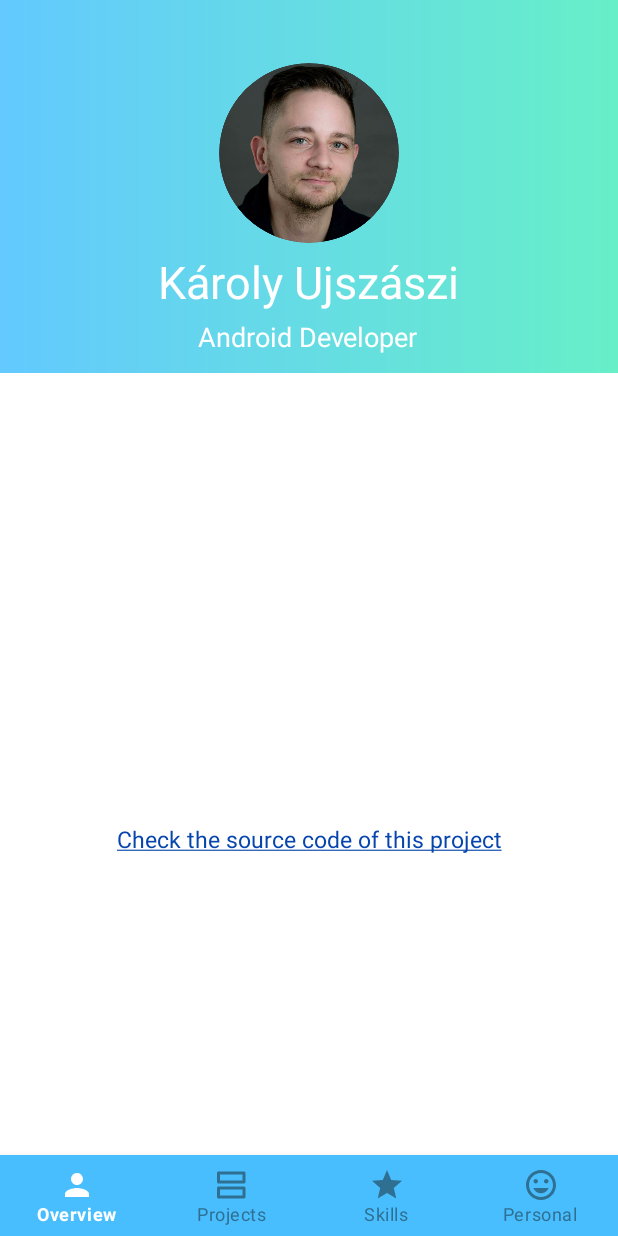
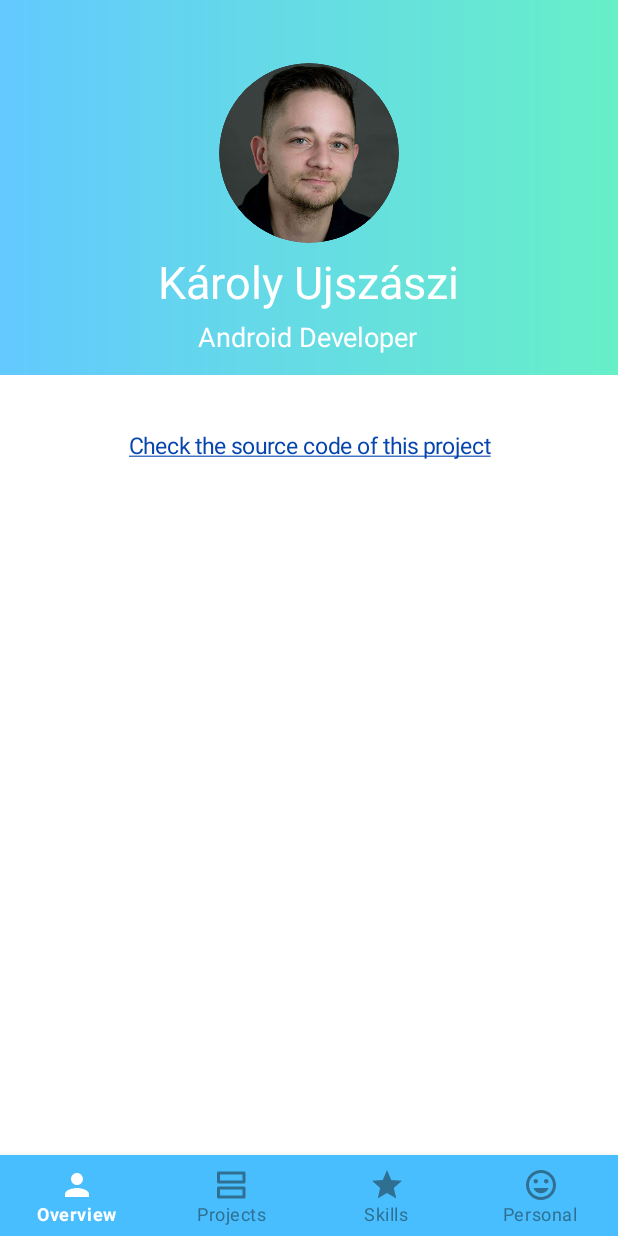
Before and after one commit to ujszaszik/resume-app, an Android app built with Jetpack Compose: the OverviewFragment screen opened directly, with no data from a screen before it, on a phone screen of 412 x 824 dp. Run offline under Robolectric (Android 15) with nearby library versions, the phone set to English and light mode, and no system bars; our stand-ins replace CircleImageView, Dagger/Hilt's generated code, Firebase (no records; nobody signed in at launch, a user with empty details on screens opened directly), RxJava, data binding and 2 more; Roboto replaces fonts that are not available here.

Commit message:
Overview Fragment in Jetpack Compose

```diff
--- a/app/src/main/java/hu/ujszaszik/resumeapp/resume/overview/OverviewBindingAdapters.kt
+++ /dev/null
@@ -1,24 +0,0 @@
-package hu.ujszaszik.resumeapp.resume.overview
-
-import android.view.View
-import android.widget.TextView
-import androidx.databinding.BindingAdapter
-import com.airbnb.lottie.LottieAnimationView
-
-@BindingAdapter("app:isAnimationVisible")
-fun LottieAnimationView.isVisible(value: Boolean?) {
-    setVisibleState(this, value)
-}
-
-@BindingAdapter("app:isTextVisible")
-fun TextView.isVisible(value: Boolean?) {
-    setVisibleState(this, value)
-}
-
-private fun setVisibleState(view: View, value: Boolean?) {
-    var visibilityMode = View.INVISIBLE
-    value?.let {
-        visibilityMode = if (it) View.VISIBLE else View.INVISIBLE
-    }
-    view.visibility = visibilityMode
-}
--- a/app/src/main/java/hu/ujszaszik/resumeapp/resume/overview/OverviewFragment.kt
+++ b/app/src/main/java/hu/ujszaszik/resumeapp/resume/overview/OverviewFragment.kt
@@ -5,20 +5,16 @@ import android.os.Bundle
 import android.view.LayoutInflater
 import android.view.View
 import android.view.ViewGroup
+import androidx.compose.runtime.livedata.observeAsState
+import androidx.compose.ui.platform.ComposeView
 import androidx.fragment.app.Fragment
-import com.ujszaszik.resumeapp.R
-import com.ujszaszik.resumeapp.databinding.FragmentOverviewBinding
 import hu.ujszaszik.resumeapp.extensions.getSharedViewModel
-import hu.ujszaszik.resumeapp.extensions.observeNotNull
 import hu.ujszaszik.resumeapp.extensions.resetScrollView
-import hu.ujszaszik.resumeapp.general.browser.BrowserAction
 import hu.ujszaszik.resumeapp.resume.ResumeViewModel
-import hu.ujszaszik.resumeapp.resume.overview.adapter.OverviewAdapter
-import hu.ujszaszik.resumeapp.resume.overview.model.ContactDataOnClickListener
+import hu.ujszaszik.resumeapp.resume.overview.ui.LoadingScreen
+import hu.ujszaszik.resumeapp.resume.overview.ui.OverviewScreen
 
 class OverviewFragment : Fragment() {
-
-    private lateinit var binding: FragmentOverviewBinding
 
     private lateinit var viewModel: ResumeViewModel
 
@@ -28,14 +24,19 @@ class OverviewFragment : Fragment() {
     }
 
     override fun onCreateView(
-        inflater: LayoutInflater, container: ViewGroup?,
+        inflater: LayoutInflater,
+        container: ViewGroup?,
         savedInstanceState: Bundle?
     ): View {
-        binding = FragmentOverviewBinding.inflate(layoutInflater)
-        bindLoadingStatus()
-        bindCheckSourceCodeListener()
-        observeContacts()
-        return binding.root
+        return ComposeView(requireContext()).apply {
+            setContent {
+                val loadingState = viewModel.isLoading.observeAsState()
+                loadingState.value?.let { isLoading ->
+                    if (isLoading) LoadingScreen()
+                    else OverviewScreen(viewModel, requireActivity())
+                }
+            }
+        }
     }
 
     override fun onStart() {
@@ -43,23 +44,4 @@ class OverviewFragment : Fragment() {
         resetScrollView()
     }
 
-    private fun bindLoadingStatus() {
-        viewModel.isLoading.observeNotNull(viewLifecycleOwner) {
-            binding.isLoading = it
-        }
-    }
-
-    private fun bindCheckSourceCodeListener() {
-        binding.onClickListener = ContactDataOnClickListener {
-            BrowserAction().execute(requireActivity(), getString(R.string.app_link))
-        }
-    }
-
-    private fun observeContacts() {
-        viewModel.contacts.observe(viewLifecycleOwner) {
-            binding.overviewRecyclerView.adapter =
-                OverviewAdapter(requireActivity()).apply { submitList(it) }
-        }
-    }
-
 }
--- a/app/src/main/java/hu/ujszaszik/resumeapp/resume/overview/model/ContactDataOnClickListener.kt
+++ /dev/null
@@ -1,6 +0,0 @@
-package hu.ujszaszik.resumeapp.resume.overview.model
-
-class ContactDataOnClickListener(private val block: () -> Unit) {
-
-    fun onClick() = block.invoke()
-}
--- /dev/null
+++ b/app/src/main/java/hu/ujszaszik/resumeapp/resume/overview/ui/OverviewCheckProjectRow.kt
@@ -0,0 +1,54 @@
+package hu.ujszaszik.resumeapp.resume.overview.ui
+
+import android.app.Activity
+import androidx.compose.foundation.clickable
+import androidx.compose.foundation.interaction.MutableInteractionSource
+import androidx.compose.foundation.layout.Row
+import androidx.compose.foundation.layout.fillMaxWidth
+import androidx.compose.foundation.layout.padding
+import androidx.compose.foundation.layout.wrapContentHeight
+import androidx.compose.material.Text
+import androidx.compose.runtime.Composable
+import androidx.compose.ui.Modifier
+import androidx.compose.ui.res.colorResource
+import androidx.compose.ui.res.stringResource
+import androidx.compose.ui.text.TextStyle
+import androidx.compose.ui.text.style.TextAlign
+import androidx.compose.ui.text.style.TextDecoration
+import androidx.compose.ui.unit.dp
+import androidx.compose.ui.unit.sp
+import com.ujszaszik.resumeapp.R
+import hu.ujszaszik.resumeapp.general.browser.BrowserAction
+
+private val checkProjectAction: (Activity) -> Unit = {
+    BrowserAction().execute(it, it.getString(R.string.app_link))
+}
+
+private val checkProjectRowStyle: (Activity) -> Modifier = {
+    Modifier
+        .padding(40.dp)
+        .wrapContentHeight()
+        .clickable(
+            interactionSource = MutableInteractionSource(),
+            indication = null,
+            onClick = { checkProjectAction(it) })
+}
+
+@Composable
+fun OverviewCheckProjectRow(activity: Activity) {
+    Row(modifier = checkProjectRowStyle(activity)) {
+        OverviewCheckProjectAtGithubText()
+    }
+}
+
+@Composable
+fun OverviewCheckProjectAtGithubText() {
+    Text(
+        modifier = Modifier.fillMaxWidth(),
+        text = stringResource(R.string.label_check_this_project),
+        color = colorResource(R.color.blue_link),
+        fontSize = 15.sp,
+        textAlign = TextAlign.Center,
+        style = TextStyle(textDecoration = TextDecoration.Underline)
+    )
+}
--- /dev/null
+++ b/app/src/main/java/hu/ujszaszik/resumeapp/resume/overview/ui/OverviewScreen.kt
@@ -0,0 +1,32 @@
+package hu.ujszaszik.resumeapp.resume.overview.ui
+
+import android.app.Activity
+import androidx.compose.foundation.layout.Column
+import androidx.compose.foundation.layout.padding
+import androidx.compose.material.Divider
+import androidx.compose.runtime.Composable
+import androidx.compose.runtime.livedata.observeAsState
+import androidx.compose.ui.Modifier
+import androidx.compose.ui.unit.dp
+import hu.ujszaszik.resumeapp.general.ContactActionType
+import hu.ujszaszik.resumeapp.resume.ResumeViewModel
+import hu.ujszaszik.resumeapp.resume.overview.model.ContactData
+
+@Composable
+fun OverviewScreen(viewModel: ResumeViewModel, activity: Activity) {
+    val overviewList = viewModel.contacts.observeAsState(listOf())
+    Column {
+        OverviewList(overviewList.value, activity)
+        OverviewCheckProjectRow(activity)
+    }
+}
+
+@Composable
+fun OverviewList(contactsList: List<ContactData>, activity: Activity) {
+    contactsList.forEach {
+        val action = ContactActionType.getByName(activity, it.title)
+        val listener: (ContactData) -> Unit = { data -> action.execute(activity, data.value) }
+        OverviewRow(contactData = it, listener)
+        Divider(modifier = Modifier.padding(start = 30.dp, end = 30.dp, top = 8.dp))
+    }
+}
--- a/app/src/main/res/layout/fragment_overview.xml
+++ /dev/null
@@ -1,59 +0,0 @@
-<?xml version="1.0" encoding="utf-8"?>
-<layout xmlns:android="http://schemas.android.com/apk/res/android"
-    xmlns:app="http://schemas.android.com/apk/res-auto">
-
-    <data>
-
-        <variable
-            name="isLoading"
-            type="Boolean" />
-
-        <variable
-            name="onClickListener"
-            type="hu.ujszaszik.resumeapp.resume.overview.model.ContactDataOnClickListener" />
-    </data>
-
-    <androidx.constraintlayout.widget.ConstraintLayout
-        android:id="@+id/myLinearLayout"
-        android:layout_width="match_parent"
-        android:layout_height="wrap_content"
-        android:background="@color/white">
-
-        <com.airbnb.lottie.LottieAnimationView
-            android:id="@+id/loadingProgressBar"
-            android:layout_width="wrap_content"
-            android:layout_height="wrap_content"
-            android:layout_gravity="center"
-            app:isAnimationVisible="@{isLoading}"
-            app:layout_constraintBottom_toTopOf="@+id/sourceCodeText"
-            app:layout_constraintEnd_toEndOf="parent"
-            app:layout_constraintStart_toStartOf="parent"
-            app:layout_constraintTop_toTopOf="parent"
-            app:lottie_autoPlay="true"
-            app:lottie_rawRes="@raw/loading" />
-
-        <androidx.recyclerview.widget.RecyclerView
-            android:id="@+id/overviewRecyclerView"
-            android:layout_width="match_parent"
-            android:layout_height="wrap_content"
-            app:layoutManager="androidx.recyclerview.widget.LinearLayoutManager"
-            app:layout_constraintBottom_toTopOf="@+id/sourceCodeText"
-            app:layout_constraintEnd_toEndOf="parent"
-            app:layout_constraintStart_toStartOf="parent"
-            app:layout_constraintTop_toTopOf="parent" />
-
-        <TextView
-            android:id="@+id/sourceCodeText"
-            style="@style/linkTextStyle"
-            android:layout_marginTop="@dimen/overview_layout_top_margin"
-            android:layout_marginBottom="@dimen/overview_layout_top_margin"
-            android:onClick="@{() -> onClickListener.onClick()}"
-            android:text="@string/label_check_this_project"
-            app:isTextVisible="@{!isLoading}"
-            app:layout_constraintBottom_toBottomOf="parent"
-            app:layout_constraintEnd_toEndOf="parent"
-            app:layout_constraintStart_toStartOf="parent"
-            app:layout_constraintTop_toBottomOf="@id/overviewRecyclerView" />
-    </androidx.constraintlayout.widget.ConstraintLayout>
-
-</layout>
--- a/app/src/main/res/navigation/nav_graph.xml
+++ b/app/src/main/res/navigation/nav_graph.xml
@@ -8,7 +8,7 @@
     <fragment
         android:id="@+id/overviewFragment"
         android:name="hu.ujszaszik.resumeapp.resume.overview.OverviewFragment"
-        android:label="framgent_overview" />
+        android:label="fragment_overview" />
     <fragment
         android:id="@+id/skillsFragment"
         android:name="hu.ujszaszik.resumeapp.resume.skills.SkillsFragment"
--- a/app/src/main/res/values/colors.xml
+++ b/app/src/main/res/values/colors.xml
@@ -9,6 +9,7 @@
     <color name="blue_link">#0645AD</color>
     <color name="green">#228B22</color>
     <color name="light_grey">#787878</color>
+    <color name="dark_grey">#444444</color>
     <color name="purple_200">#FFBB86FC</color>
     <color name="purple_500">#FF6200EE</color>
     <color name="purple_700">#FF3700B3</color>
```
Also changed, not shown: app/build.gradle (+5 -2 lines), app/src/main/java/hu/ujszaszik/resumeapp/resume/overview/adapter/OverviewAdapter.kt (deleted, +0 -26 lines), app/src/main/java/hu/ujszaszik/resumeapp/resume/overview/adapter/OverviewItemCallback.kt (deleted, +0 -15 lines), app/src/main/java/hu/ujszaszik/resumeapp/resume/overview/adapter/OverviewViewHolder.kt (deleted, +0 -38 lines), app/src/main/java/hu/ujszaszik/resumeapp/resume/overview/ui/LoadingScreen.kt (added, +27 -0 lines), app/src/main/java/hu/ujszaszik/resumeapp/resume/overview/ui/OverviewRow.kt (added, +76 -0 lines), app/src/main/java/hu/ujszaszik/resumeapp/resume/overview/view/OverviewRow.kt (deleted, +0 -28 lines), app/src/main/res/layout/overview_row.xml (deleted, +0 -53 lines).
